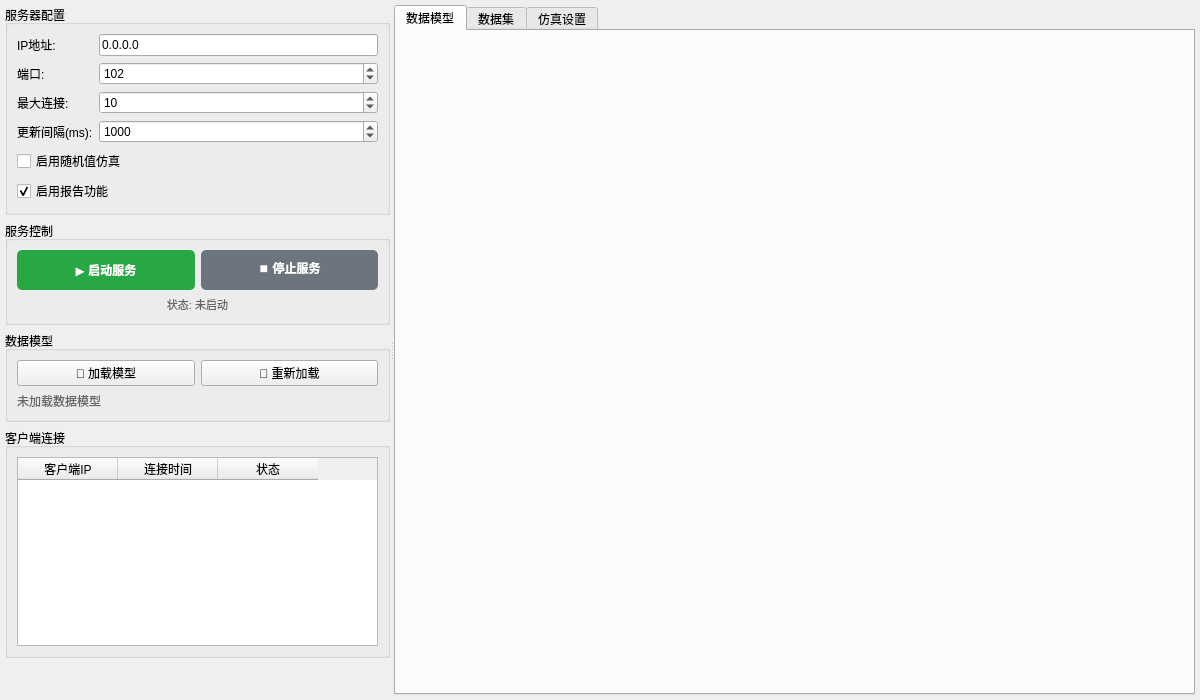
This is src/gui/ui/server_panel.ui in Tachiguishi/iec61850_simulator as Qt 5 draws it before an edit. The edited form follows.
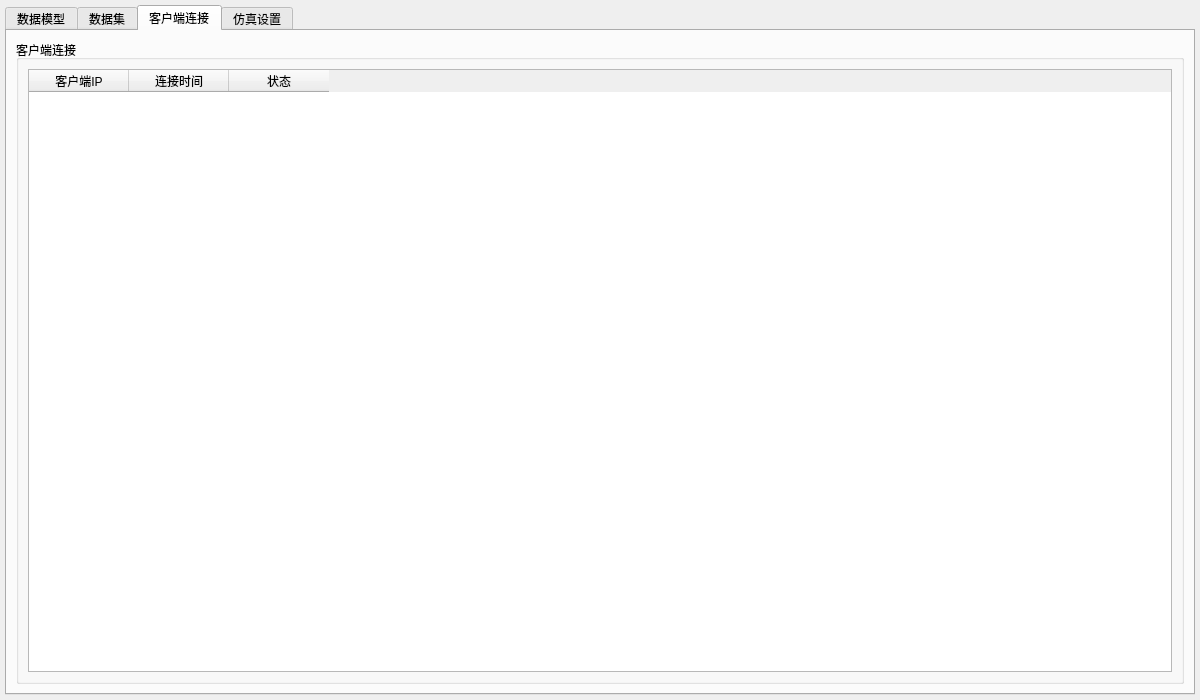
This is the edited form. The open tabs and pages were chosen to show the change.

Commit message: refactor: update server panel UI layout

```diff
--- a/src/gui/ui/server_panel.ui
+++ b/src/gui/ui/server_panel.ui
@@ -31,299 +31,6 @@
      <property name="orientation">
       <enum>Qt::Orientation::Horizontal</enum>
      </property>
-     <!-- Left Panel -->
-     <widget class="QWidget" name="leftPanel">
-      <layout class="QVBoxLayout" name="leftLayout">
-       <property name="leftMargin">
-        <number>0</number>
-       </property>
-       <property name="topMargin">
-        <number>0</number>
-       </property>
-       <property name="rightMargin">
-        <number>0</number>
-       </property>
-       <property name="bottomMargin">
-        <number>0</number>
-       </property>
-       <item>
-        <widget class="QGroupBox" name="configGroup">
-         <property name="title">
-          <string>服务器配置</string>
-         </property>
-         <layout class="QGridLayout" name="configLayout">
-          <item row="0" column="0">
-           <widget class="QLabel" name="ipLabel">
-            <property name="text">
-             <string>IP地址:</string>
-            </property>
-           </widget>
-          </item>
-          <item row="0" column="1">
-           <widget class="QLineEdit" name="ipInput">
-            <property name="text">
-             <string>0.0.0.0</string>
-            </property>
-            <property name="placeholderText">
-             <string>0.0.0.0</string>
-            </property>
-           </widget>
-          </item>
-          <item row="1" column="0">
-           <widget class="QLabel" name="portLabel">
-            <property name="text">
-             <string>端口:</string>
-            </property>
-           </widget>
-          </item>
-          <item row="1" column="1">
-           <widget class="QSpinBox" name="portInput">
-            <property name="minimum">
-             <number>1</number>
-            </property>
-            <property name="maximum">
-             <number>65535</number>
-            </property>
-            <property name="value">
-             <number>102</number>
-            </property>
-           </widget>
-          </item>
-          <item row="2" column="0">
-           <widget class="QLabel" name="maxConnLabel">
-            <property name="text">
-             <string>最大连接:</string>
-            </property>
-           </widget>
-          </item>
-          <item row="2" column="1">
-           <widget class="QSpinBox" name="maxConnInput">
-            <property name="minimum">
-             <number>1</number>
-            </property>
-            <property name="maximum">
-             <number>100</number>
-            </property>
-            <property name="value">
-             <number>10</number>
-            </property>
-           </widget>
-          </item>
-          <item row="3" column="0">
-           <widget class="QLabel" name="updateIntervalLabel">
-            <property name="text">
-             <string>更新间隔(ms):</string>
-            </property>
-           </widget>
-          </item>
-          <item row="3" column="1">
-           <widget class="QSpinBox" name="updateIntervalInput">
-            <property name="minimum">
-             <number>100</number>
-            </property>
-            <property name="maximum">
-             <number>10000</number>
-            </property>
-            <property name="singleStep">
-             <number>100</number>
-            </property>
-            <property name="value">
-             <number>1000</number>
-            </property>
-           </widget>
-          </item>
-          <item row="4" column="0" colspan="2">
-           <widget class="QCheckBox" name="randomValuesCheck">
-            <property name="text">
-             <string>启用随机值仿真</string>
-            </property>
-           </widget>
-          </item>
-          <item row="5" column="0" colspan="2">
-           <widget class="QCheckBox" name="reportingCheck">
-            <property name="checked">
-             <bool>true</bool>
-            </property>
-            <property name="text">
-             <string>启用报告功能</string>
-            </property>
-           </widget>
-          </item>
-         </layout>
-        </widget>
-       </item>
-       <item>
-        <widget class="QGroupBox" name="controlGroup">
-         <property name="title">
-          <string>服务控制</string>
-         </property>
-         <layout class="QVBoxLayout" name="controlLayout">
-          <item>
-           <layout class="QHBoxLayout" name="btnLayout">
-            <item>
-             <widget class="QPushButton" name="startBtn">
-              <property name="minimumSize">
-               <size>
-                <width>0</width>
-                <height>40</height>
-               </size>
-              </property>
-              <property name="styleSheet">
-               <string notr="true">QPushButton {
-    background-color: #28a745;
-    color: white;
-    font-weight: bold;
-    border-radius: 5px;
-}
-QPushButton:hover {
-    background-color: #218838;
-}
-QPushButton:disabled {
-    background-color: #6c757d;
-}</string>
-              </property>
-              <property name="text">
-               <string>▶ 启动服务</string>
-              </property>
-             </widget>
-            </item>
-            <item>
-             <widget class="QPushButton" name="stopBtn">
-              <property name="enabled">
-               <bool>false</bool>
-              </property>
-              <property name="minimumSize">
-               <size>
-                <width>0</width>
-                <height>40</height>
-               </size>
-              </property>
-              <property name="styleSheet">
-               <string notr="true">QPushButton {
-    background-color: #dc3545;
-    color: white;
-    font-weight: bold;
-    border-radius: 5px;
-}
-QPushButton:hover {
-    background-color: #c82333;
-}
-QPushButton:disabled {
-    background-color: #6c757d;
-}</string>
-              </property>
-              <property name="text">
-               <string>⏹ 停止服务</string>
-              </property>
-             </widget>
-            </item>
-           </layout>
-          </item>
-          <item>
-           <widget class="QLabel" name="statusLabel">
-            <property name="styleSheet">
-             <string notr="true">color: #666; font-size: 11px;</string>
-            </property>
-            <property name="text">
-             <string>状态: 未启动</string>
-            </property>
-            <property name="alignment">
-             <set>Qt::AlignmentFlag::AlignCenter</set>
-            </property>
-           </widget>
-          </item>
-         </layout>
-        </widget>
-       </item>
-       <item>
-        <widget class="QGroupBox" name="modelGroup">
-         <property name="title">
-          <string>数据模型</string>
-         </property>
-         <layout class="QVBoxLayout" name="modelLayout">
-          <item>
-           <layout class="QHBoxLayout" name="modelBtnLayout">
-            <item>
-             <widget class="QPushButton" name="loadModelBtn">
-              <property name="text">
-               <string>📂 加载模型</string>
-              </property>
-             </widget>
-            </item>
-            <item>
-             <widget class="QPushButton" name="reloadModelBtn">
-              <property name="text">
-               <string>🔄 重新加载</string>
-              </property>
-             </widget>
-            </item>
-           </layout>
-          </item>
-          <item>
-           <widget class="QLabel" name="modelInfoLabel">
-            <property name="styleSheet">
-             <string notr="true">color: #666;</string>
-            </property>
-            <property name="text">
-             <string>未加载数据模型</string>
-            </property>
-           </widget>
-          </item>
-         </layout>
-        </widget>
-       </item>
-       <item>
-        <widget class="QGroupBox" name="connectionGroup">
-         <property name="title">
-          <string>客户端连接</string>
-         </property>
-         <layout class="QVBoxLayout" name="connectionLayout">
-          <item>
-           <widget class="QTableWidget" name="connectionTable">
-            <property name="alternatingRowColors">
-             <bool>true</bool>
-            </property>
-            <property name="selectionBehavior">
-             <enum>QAbstractItemView::SelectionBehavior::SelectRows</enum>
-            </property>
-            <property name="columnCount">
-             <number>3</number>
-            </property>
-            <column>
-             <property name="text">
-              <string>客户端IP</string>
-             </property>
-            </column>
-            <column>
-             <property name="text">
-              <string>连接时间</string>
-             </property>
-            </column>
-            <column>
-             <property name="text">
-              <string>状态</string>
-             </property>
-            </column>
-           </widget>
-          </item>
-         </layout>
-        </widget>
-       </item>
-       <item>
-        <spacer name="verticalSpacer">
-         <property name="orientation">
-          <enum>Qt::Orientation::Vertical</enum>
-         </property>
-         <property name="sizeHint" stdset="0">
-          <size>
-           <width>20</width>
-           <height>40</height>
-          </size>
-         </property>
-        </spacer>
-       </item>
-      </layout>
-     </widget>
      <!-- Right Panel -->
      <widget class="QWidget" name="rightPanel">
       <layout class="QVBoxLayout" name="rightLayout">
@@ -552,6 +259,50 @@
            </item>
           </layout>
          </widget>
+        <widget class="QWidget" name="connectionTab">
+         <attribute name="title">
+          <string>客户端连接</string>
+         </attribute>
+         <layout class="QVBoxLayout" name="connectionTabLayout">
+          <item>
+           <widget class="QGroupBox" name="connectionGroup">
+            <property name="title">
+             <string>客户端连接</string>
+            </property>
+            <layout class="QVBoxLayout" name="connectionLayout">
+             <item>
+              <widget class="QTableWidget" name="connectionTable">
+               <property name="alternatingRowColors">
+            <bool>true</bool>
+               </property>
+               <property name="selectionBehavior">
+            <enum>QAbstractItemView::SelectionBehavior::SelectRows</enum>
+               </property>
+               <property name="columnCount">
+            <number>3</number>
+               </property>
+               <column>
+            <property name="text">
+             <string>客户端IP</string>
+            </property>
+               </column>
+               <column>
+            <property name="text">
+             <string>连接时间</string>
+            </property>
+               </column>
+               <column>
+            <property name="text">
+             <string>状态</string>
+            </property>
+               </column>
+              </widget>
+             </item>
+            </layout>
+           </widget>
+          </item>
+         </layout>
+        </widget>
          <widget class="QWidget" name="simulationTab">
           <attribute name="title">
            <string>仿真设置</string>
```
The commit also changes 4 other files.
